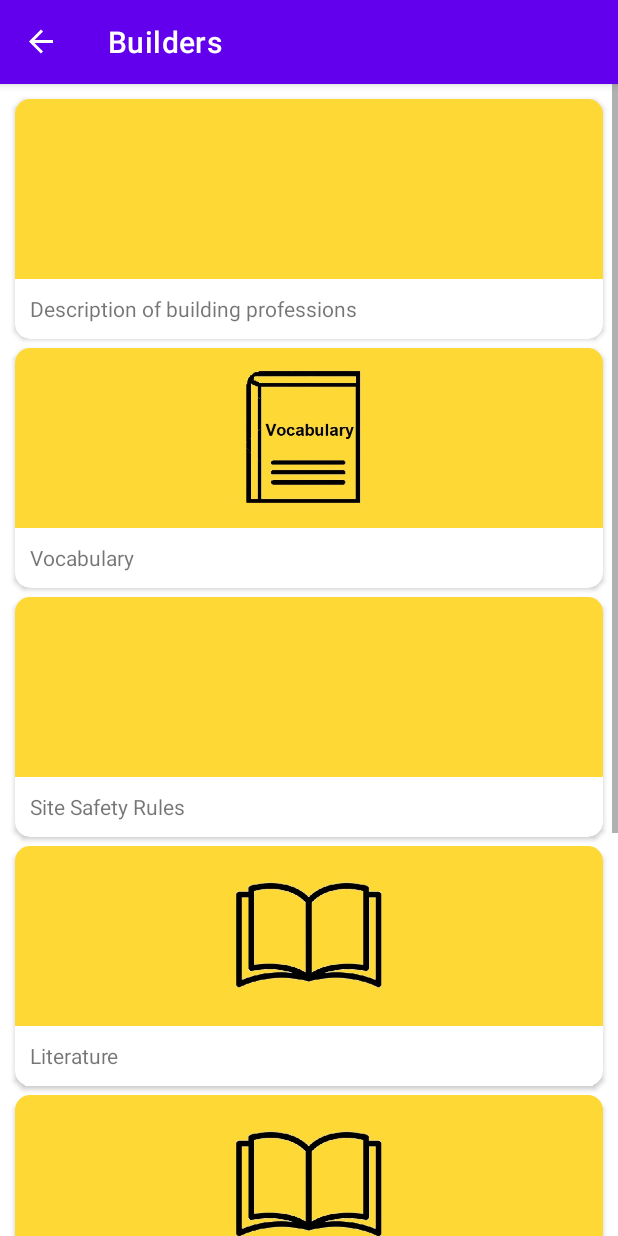
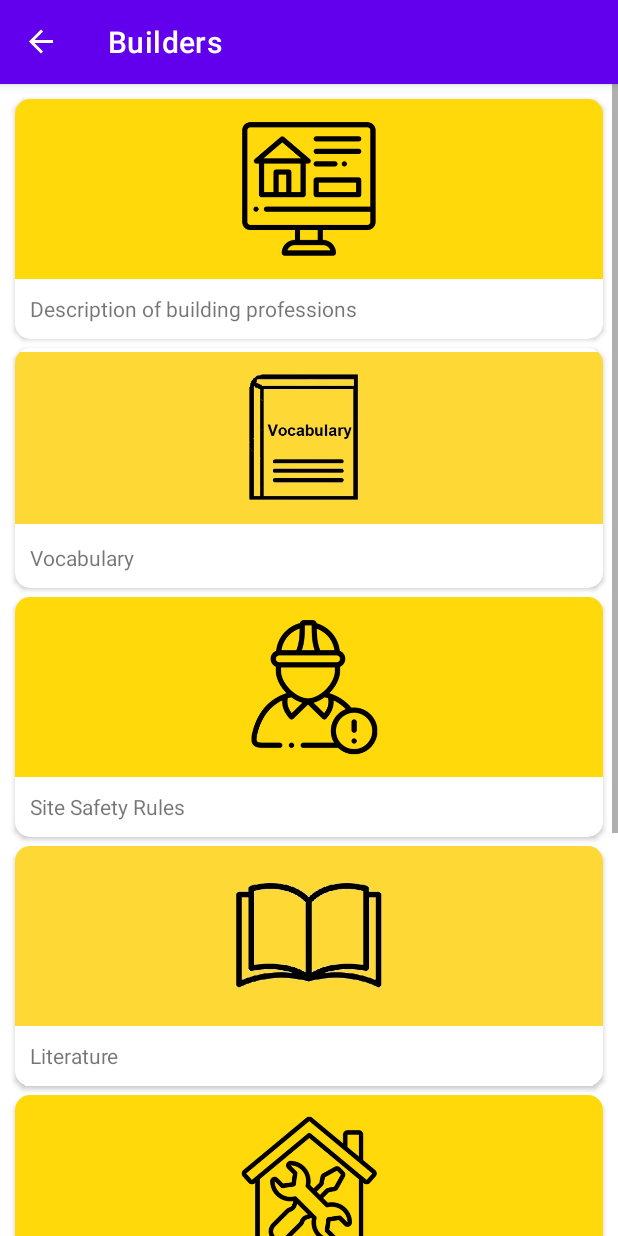
Before and after one commit to K1770/English-in-profession, an Android app: the screen it shows after launch (MainActivity3), in the side drawer, after a tap on "Builders", on a phone screen of 412 x 824 dp. Run offline under Robolectric (Android 15) with nearby library versions, the phone set to English and light mode, and no system bars; our stand-ins replace navigation-ui.

Commit message:
add icons

```diff
--- a/app/src/main/res/layout/fragment_builders.xml
+++ b/app/src/main/res/layout/fragment_builders.xml
@@ -36,7 +36,7 @@
                     android:adjustViewBounds="false"
                     android:contentDescription=""
                     android:scaleType="centerCrop"
-                    android:src="@drawable/stock_card"
+                    android:src="@drawable/builders_description"
                     app:layout_constraintStart_toStartOf="parent"
                     app:layout_constraintTop_toTopOf="parent" />
 
@@ -76,7 +76,6 @@
                     android:layout_height="120dp"
                     android:adjustViewBounds="false"
                     android:contentDescription=""
-                    android:scaleType="centerCrop"
                     android:src="@drawable/english_vocabulary_for_computers"
                     app:layout_constraintStart_toStartOf="parent"
                     app:layout_constraintTop_toTopOf="parent" />
@@ -118,7 +117,7 @@
                     android:adjustViewBounds="false"
                     android:contentDescription=""
                     android:scaleType="centerCrop"
-                    android:src="@drawable/stock_card"
+                    android:src="@drawable/builders_safety"
                     app:layout_constraintStart_toStartOf="parent"
                     app:layout_constraintTop_toTopOf="parent" />
 
@@ -200,7 +199,7 @@
                     android:adjustViewBounds="false"
                     android:contentDescription=""
                     android:scaleType="centerCrop"
-                    android:src="@drawable/books"
+                    android:src="@drawable/builders_device_and_tools"
                     app:layout_constraintStart_toStartOf="parent"
                     app:layout_constraintTop_toTopOf="parent" />
 
@@ -241,7 +240,7 @@
                     android:adjustViewBounds="false"
                     android:contentDescription=""
                     android:scaleType="centerCrop"
-                    android:src="@drawable/books"
+                    android:src="@drawable/builders_building_materials"
                     app:layout_constraintStart_toStartOf="parent"
                     app:layout_constraintTop_toTopOf="parent" />
 
@@ -283,7 +282,7 @@
                     android:adjustViewBounds="false"
                     android:contentDescription=""
                     android:scaleType="centerCrop"
-                    android:src="@drawable/stock_card"
+                    android:src="@drawable/builders_bricks"
                     app:layout_constraintStart_toStartOf="parent"
                     app:layout_constraintTop_toTopOf="parent" />
 
```
Also changed, not shown: app/src/main/res/drawable/background_yellow.jpg (added), app/src/main/res/drawable/brickwall.png (added), app/src/main/res/drawable/builders_bricks.png (added), app/src/main/res/drawable/builders_building_materials.png (added), app/src/main/res/drawable/builders_description.png (added), app/src/main/res/drawable/builders_device_and_tools.png (added), app/src/main/res/drawable/builders_safety.png (added).
